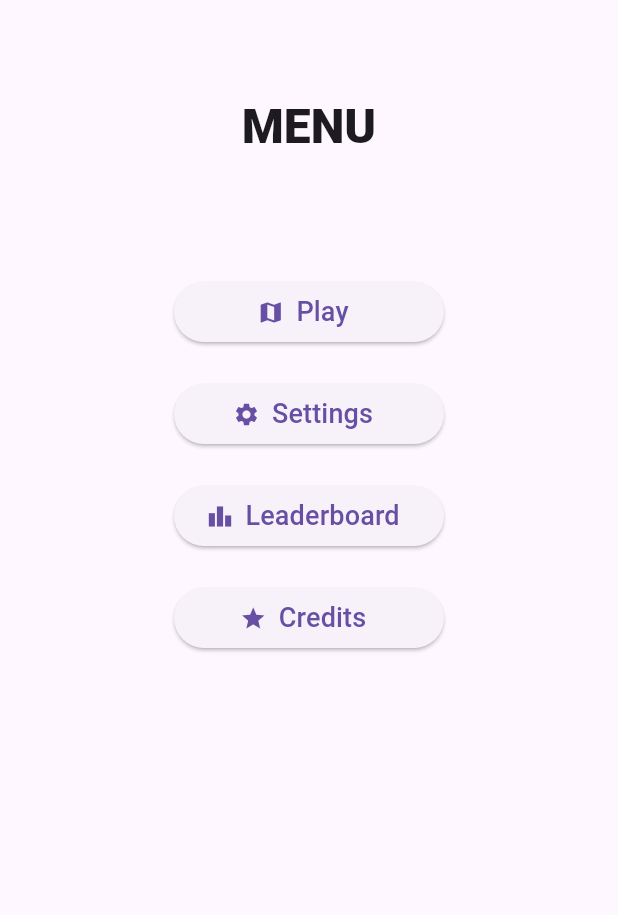
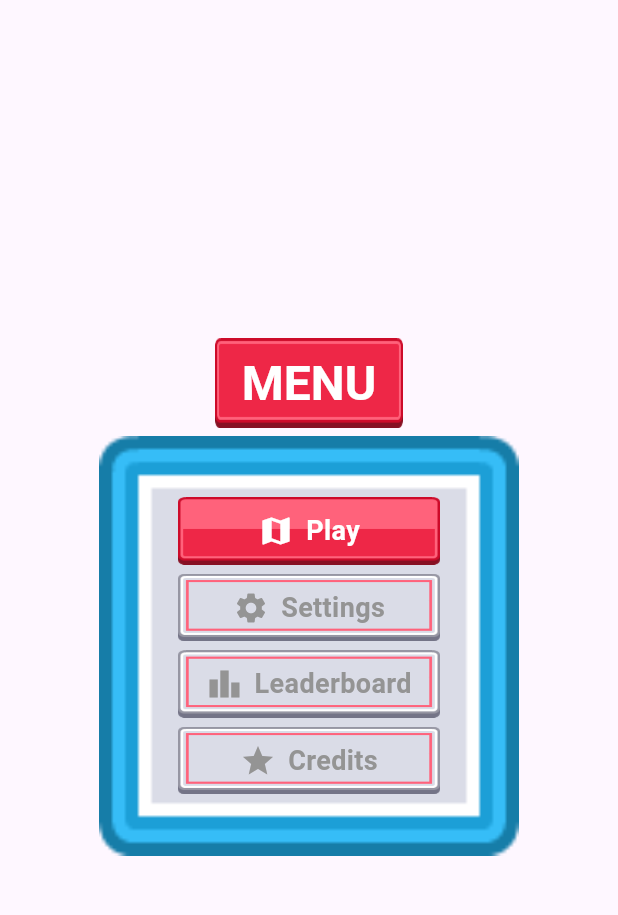
Before and after one commit to tfHasi/BhashaBuddy-Frontend, a Flutter app: the HomeScreen screen opened directly with empty values, on a phone screen of 412 x 824 dp, the part 63-978 px from its top. Run offline on Flutter 3.47's test engine with Material 3 defaults, Android fonts, the phone set to English and light mode, and no system bars; our stand-ins replace firebase_auth, firebase_core, flutter_dotenv; accounts and stored records are empty; Roboto replaces fonts that are missing (assets/fonts/Kenny Future Narrow.ttf).

Commit message:
UPDATE: Major UI changes

```diff
--- a/frontend/lib/screens/home_screen.dart
+++ b/frontend/lib/screens/home_screen.dart
@@ -16,10 +16,10 @@ class HomeScreen extends StatelessWidget {
   Widget build(BuildContext context) {
     return Scaffold(
       appBar: AppBar(
-        title: Text('WordWiz'),
+        title: const Text('WordWiz'),
         actions: [
           IconButton(
-            icon: Icon(Icons.logout),
+            icon: const Icon(Icons.logout),
             onPressed: () async {
               await _authService.logout();
               Navigator.pushReplacement(
@@ -27,108 +27,106 @@ class HomeScreen extends StatelessWidget {
                 MaterialPageRoute(builder: (_) => LoginScreen()),
               );
             },
-          )
+          ),
         ],
       ),
-      body: Padding(
-        padding: const EdgeInsets.all(50.0),
+      body: Center(
+        child: Stack(
+          alignment: Alignment.topCenter,
+          children: [
+            // Outer background container with MENU
+            Image.asset(
+              'assets/images/homescreen/red_button_full.png',
+              height: 60,
+              width: 125,
+              fit: BoxFit.fill,
+            ),
+            // Content inside the wrapper
+            Padding(
+              padding: const EdgeInsets.only(top: 10.0),
               child: Column(
-          crossAxisAlignment: CrossAxisAlignment.start,
+                mainAxisSize: MainAxisSize.min,
                 children: [
-            Center(
-              child: Text(
+                  Text(
                     'MENU',
                     style: Theme.of(context).textTheme.headlineLarge?.copyWith(
-                  fontWeight: FontWeight.w800,
+                          fontWeight: FontWeight.bold,
+                          color: Colors.white,
                         ),
                   ),
+                  const SizedBox(height: 15),
+                  // Square border background with buttons
+                  Stack(
+                    alignment: Alignment.center,
+                    children: [
+                      Image.asset(
+                        'assets/images/homescreen/blue_button_border.png',
+                        height: 280,
+                        width: 280,
+                        fit: BoxFit.cover,
                       ),
-            SizedBox(height: 80),
-            Center(
-              child: SizedBox(
-                width: 180, // Fixed width for consistent button sizing
-                child: ElevatedButton.icon(
-                  icon: Icon(Icons.map),
-                  label: Text(
-                    'Play',
-                    style: TextStyle(
-                      fontSize: 18,
-                      fontWeight: FontWeight.w500,
+                      Column(
+                        mainAxisSize: MainAxisSize.min,
+                        children: [
+                          _buildMenuButton(
+                            context,
+                            label: 'Play',
+                            icon: Icons.map,
+                            textColor: Colors.white,
+                            iconColor: Colors.white,
+                            imagePath:
+                                'assets/images/homescreen/red_button_depth_gradient.png',
+                            onPressed: () => Navigator.push(
+                              context,
+                              MaterialPageRoute(
+                                  builder: (_) => RoadMapScreen(user: user)),
                             ),
                           ),
-                  onPressed: () {
-                    Navigator.push(
+                          const SizedBox(height: 6),
+                          _buildMenuButton(
                             context,
-                      MaterialPageRoute(builder: (_) => RoadMapScreen(user: user)),
-                    );
-                  },
+                            label: 'Settings',
+                            icon: Icons.settings,
+                            imagePath:
+                                'assets/images/homescreen/red_button_border_depth.png',
+                            onPressed: () => Navigator.push(
+                              context,
+                              MaterialPageRoute(
+                                  builder: (_) => SettingsScreen(user: user)),
                             ),
                           ),
-            ),
-            SizedBox(height: 20),
-            Center(
-              child: SizedBox(
-                width: 180,
-                child: ElevatedButton.icon(
-                  icon: Icon(Icons.settings),
-                  label: Text(
-                    'Settings',
-                    style: TextStyle(
-                      fontSize: 18,
-                      fontWeight: FontWeight.w500,
+                          const SizedBox(height: 6),
+                          _buildMenuButton(
+                            context,
+                            label: 'Leaderboard',
+                            icon: Icons.leaderboard,
+                            imagePath:
+                                'assets/images/homescreen/red_button_border_depth.png',
+                            onPressed: () => Navigator.push(
+                              context,
+                              MaterialPageRoute(
+                                  builder: (_) =>
+                                      LeaderboardScreen(user: user)),
                             ),
                           ),
-                  onPressed: () {
-                    Navigator.push(
+                          const SizedBox(height: 6),
+                          _buildMenuButton(
                             context,
-                      MaterialPageRoute(builder: (_) => SettingsScreen(user: user)),
-                    );
-                  },
+                            label: 'Credits',
+                            icon: Icons.star,
+                            imagePath:
+                                'assets/images/homescreen/red_button_border_depth.png',
+                            onPressed: () => Navigator.push(
+                              context,
+                              MaterialPageRoute(
+                                  builder: (_) => CreditsScreen(user: user)),
                             ),
                           ),
+                        ],
                       ),
-            SizedBox(height: 20),
-            Center(
-              child: SizedBox(
-                width: 180,
-                child: ElevatedButton.icon(
-                  icon: Icon(Icons.leaderboard),
-                  label: Text(
-                    'Leaderboard',
-                    style: TextStyle(
-                      fontSize: 18,
-                      fontWeight: FontWeight.w500,
+                    ],
                   ),
-                  ),
-                  onPressed: () {
-                    Navigator.push(
-                      context,
-                      MaterialPageRoute(builder: (_) => LeaderboardScreen(user: user)),
-                    );
-                  },
-                ),
-              ),
-            ),
-            SizedBox(height: 20),
-            Center(
-              child: SizedBox(
-                width: 180,
-                child: ElevatedButton.icon(
-                  icon: Icon(Icons.star),
-                  label: Text(
-                    'Credits',
-                    style: TextStyle(
-                      fontSize: 18,
-                      fontWeight: FontWeight.w500,
-                    ),
-                  ),
-                  onPressed: () {
-                    Navigator.push(
-                      context,
-                      MaterialPageRoute(builder: (_) => CreditsScreen(user: user)),
-                    );
-                  },
-                ),
+                ],
               ),
             ),
           ],
@@ -136,4 +134,44 @@ class HomeScreen extends StatelessWidget {
       ),
     );
   }
+
+Widget _buildMenuButton(
+  BuildContext context, {
+  required String label,
+  required IconData icon,
+  required String imagePath,
+  required VoidCallback onPressed,
+  Color textColor = const Color.fromARGB(255, 148, 148, 148),
+  Color iconColor = const Color.fromARGB(255, 148, 148, 148),
+}) {
+  return InkWell(
+    onTap: onPressed,
+    child: Stack(
+      alignment: Alignment.center,
+      children: [
+        Image.asset(
+          imagePath,
+          height: 45,
+          width: 175,
+          fit: BoxFit.fill,
+        ),
+        Row(
+          mainAxisSize: MainAxisSize.min,
+          children: [
+            Icon(icon, color: iconColor),
+            const SizedBox(width: 8),
+            Text(
+              label,
+              style: TextStyle(
+                color: textColor,
+                fontSize: 18,
+                fontWeight: FontWeight.w600,
+              ),
+            ),
+          ],
+        ),
+      ],
+    ),
+  );
 }
+}
--- a/frontend/lib/screens/widgets/back_button.dart
+++ b/frontend/lib/screens/widgets/back_button.dart
@@ -37,14 +37,14 @@ class _AnimatedBackButtonState extends State<AnimatedBackButton> {
         },
         child: _tapped
             ? Image.asset(
-                'assets/images/back_small.png',
+                'assets/images/red_back_button_small.png',
                 key: ValueKey('small'),
                 width: 36,
               )
             : Image.asset(
-                'assets/images/back_large.png',
+                'assets/images/red_back_button_large.png',
                 key: ValueKey('large'),
-                width: 48,
+                width: 36,
               ),
       ),
     );
--- a/frontend/lib/screens/widgets/bottom_navbar.dart
+++ b/frontend/lib/screens/widgets/bottom_navbar.dart
@@ -79,7 +79,7 @@ class BottomNavBar extends StatelessWidget {
         children: [
           Icon(
             icon,
-            color: isSelected ? const Color(0xFF757575) : const Color.fromARGB(255, 255, 255, 255),
+            color: isSelected ? const Color.fromARGB(255, 231, 197, 6) : const Color.fromARGB(255, 255, 255, 255),
             size: 24,
           ),
           const SizedBox(height: 4),
--- a/frontend/lib/screens/widgets/level_overlay.dart
+++ b/frontend/lib/screens/widgets/level_overlay.dart
@@ -42,7 +42,7 @@ class _LevelOverlayState extends State<LevelOverlay> {
             alignment: Alignment.center,
             children: [
               Image.asset(
-                'assets/images/blue_square.png',
+                'assets/images/LevelOverlay/red_square_depth.png',
                 width: size.width * 0.6,
                 height: size.width * 0.6,
                 fit: BoxFit.fill,
--- a/frontend/lib/screens/widgets/score.dart
+++ b/frontend/lib/screens/widgets/score.dart
@@ -58,7 +58,7 @@ class _ScoreWidgetState extends State<ScoreWidget> {
 Widget build(BuildContext context) {
   return Container(
     width: 60,
-    height: 40,
+    height: 35,
     decoration: BoxDecoration(
       image: DecorationImage(
         image: AssetImage('assets/images/blue_button_rectangle_gradient.png'),
--- a/frontend/pubspec.yaml
+++ b/frontend/pubspec.yaml
@@ -98,3 +98,4 @@ flutter:
     - assets/images/
     - assets/images/homescreen/
     - assets/fonts/
+    - assets/images/LevelOverlay/
```
Also changed, not shown: frontend/assets/images/LevelOverlay/red_square_depth.png (added), frontend/assets/images/homescreen/blue_button_border.png (added), frontend/assets/images/homescreen/blue_button_border_depth.png (added), frontend/assets/images/homescreen/blue_button_depth_gradient.png (added), frontend/assets/images/homescreen/blue_button_gradient.png (added). Lines whose indentation alone changed are shown as unchanged.
